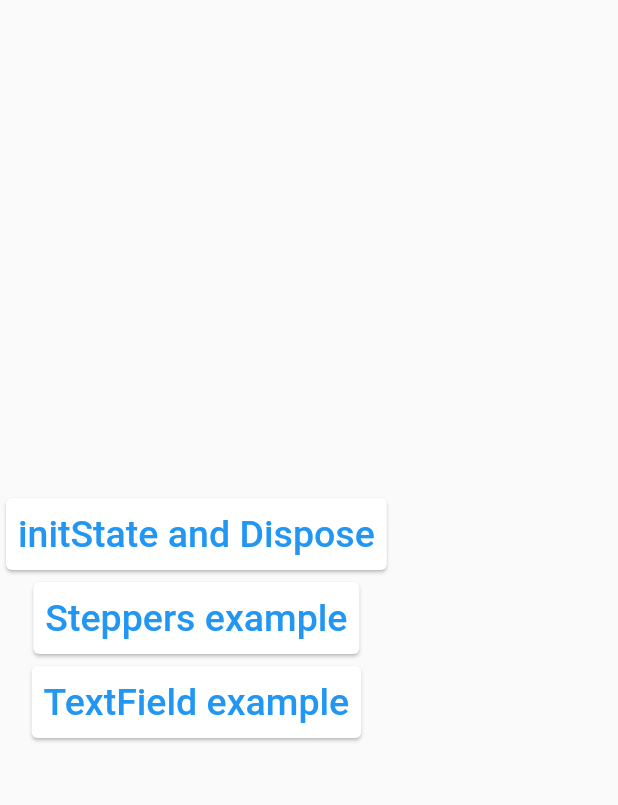
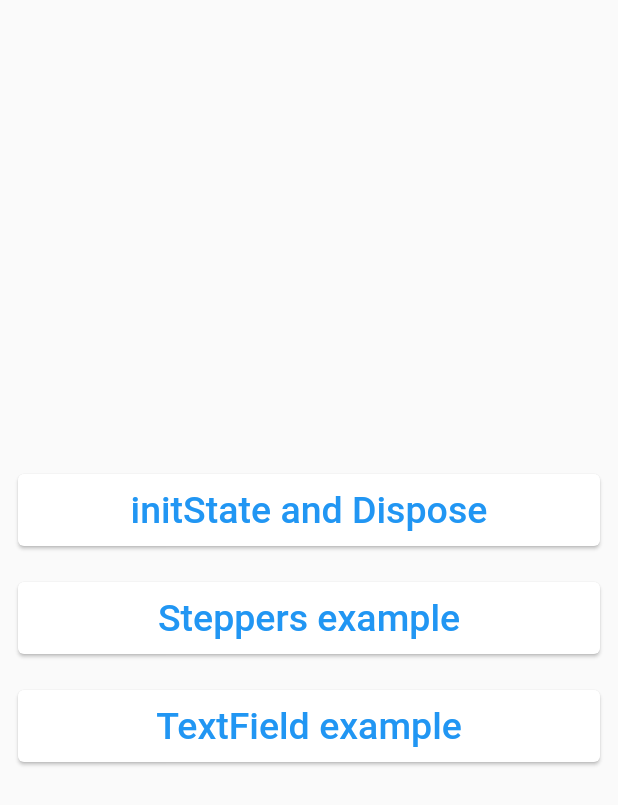
Before and after one commit to AbdullohRazzoqov/StatefulWidget_Started-, a Flutter app: the screen it shows after launch, on a phone screen of 412 x 824 dp. Shown: the top 805 px of the screen. Run offline on Flutter 3.47's test engine with Material 2 defaults, Android fonts, the phone set to English and light mode, and no system bars.

```diff
--- a/lib/main.dart
+++ b/lib/main.dart
@@ -1,5 +1,5 @@
 import 'package:flutter/material.dart';
-import 'package:my_statefulwidget/screen/home.dart';
+import 'package:my_statefulwidget/routes.dart';
 
 void main() {
   runApp(const MyApp());
@@ -9,11 +9,12 @@ class MyApp extends StatelessWidget {
   const MyApp({super.key});
   @override
   Widget build(BuildContext context) {
-    return MaterialApp(debugShowCheckedModeBanner: false,
-      theme: ThemeData.fallback(
-
-      ),
-      home: MyHomePage(),
+    return MaterialApp(
+      debugShowCheckedModeBanner: false,
+      theme: ThemeData.fallback(),
+      //? initialRoute => birinchi qaydi sahifa ochilsin
+      initialRoute: "/",
+      onGenerateRoute: (settings) => RouterGenerator.generateRoute(settings),
     );
   }
 }
--- /dev/null
+++ b/lib/routes.dart
@@ -0,0 +1,29 @@
+import 'package:flutter/material.dart';
+import 'package:my_statefulwidget/screen/home.dart';
+import 'package:my_statefulwidget/screen/my_init_state.dart';
+import 'package:my_statefulwidget/screen/my_stepper.dart';
+import 'package:my_statefulwidget/screen/my_textfield.dart';
+
+class RouterGenerator {
+  static generateRoute(RouteSettings settings) {
+    final args = settings.arguments;
+    switch (settings.name) {
+      case "/":
+        return MaterialPageRoute(
+          builder: (context) => const MyHomePage(),
+        );
+      case "stepper":
+        return MaterialPageRoute(
+          builder: (_) => const MyStepper(),
+        );
+      case "initState":
+        return MaterialPageRoute(
+          builder: (_) => const MyInitStateExample(),
+        );
+      case "textField":
+        return MaterialPageRoute(
+          builder: (_) => const MyTextField(),
+        );
+    }
+  }
+}
--- a/lib/screen/home.dart
+++ b/lib/screen/home.dart
@@ -11,13 +11,14 @@ class MyHomePage extends StatelessWidget {
       body: Column(
         mainAxisAlignment: MainAxisAlignment.center,
         children: [
-          Card(
+          Padding(
+            padding: const EdgeInsets.all(8.0),
+            child: Card(
+              child: SizedBox(
+                width: MediaQuery.of(context).size.width,
                 child: TextButton(
                   onPressed: () {
-                Navigator.push(
-                    context,
-                    MaterialPageRoute(
-                        builder: (context) =>const  MyInitStateExample()));
+                    Navigator.pushNamed(context, "initState");
                   },
                   child: const Text(
                     "initState and Dispose",
@@ -25,13 +26,16 @@ class MyHomePage extends StatelessWidget {
                   ),
                 ),
               ),
-           Card(
+            ),
+          ),
+          Padding(
+            padding: const EdgeInsets.all(8.0),
+            child: Card(
+              child: SizedBox(
+                width: MediaQuery.of(context).size.width,
                 child: TextButton(
                   onPressed: () {
-                Navigator.push(
-                    context,
-                    MaterialPageRoute(
-                        builder: (context) =>const   MyStepper()));
+                    Navigator.pushNamed(context, "stepper");
                   },
                   child: const Text(
                     "Steppers example",
@@ -39,17 +43,22 @@ class MyHomePage extends StatelessWidget {
                   ),
                 ),
               ),
-            Card(
+            ),
+          ),
+          Padding(
+            padding: const EdgeInsets.all(8.0),
+            child: Card(
+              child: SizedBox(
+                width: MediaQuery.of(context).size.width,
                 child: TextButton(
                   onPressed: () {
-                Navigator.push(
-                    context,
-                    MaterialPageRoute(
-                        builder: (context) => const  MyTextField()));
+                    Navigator.pushNamed(context, "textField");
                   },
                   child: const Text(
                     "TextField example",
                     style: TextStyle(fontSize: 25),
+                  ),
+                ),
               ),
             ),
           ),
```
Lines whose indentation alone changed are shown as unchanged.
